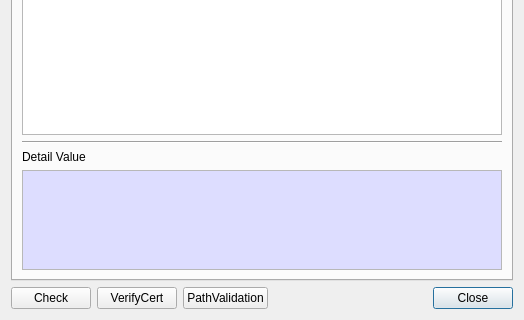
Before: the Qt Designer form CertMan/cert_info_dlg.ui in jykim74/CertMan, drawn with Qt 5; both pictures show x 0 to 524 and y 226 to 546 of the 524 by 546 pixel window.
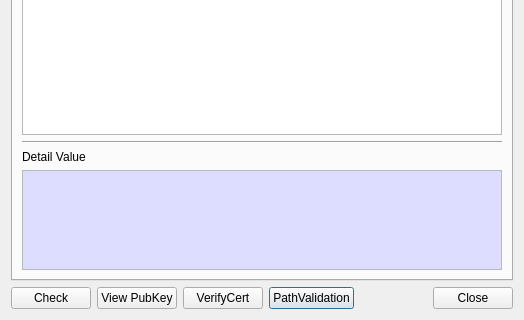
After: the same form once the commit is applied.

```diff
--- a/CertMan/cert_info_dlg.ui
+++ b/CertMan/cert_info_dlg.ui
@@ -307,14 +307,14 @@
      <property name="topMargin">
       <number>0</number>
      </property>
-     <item row="0" column="4">
-      <widget class="QPushButton" name="mCloseBtn">
+     <item row="0" column="3">
+      <widget class="QPushButton" name="mPathValidationBtn">
        <property name="text">
-        <string>Close</string>
+        <string>PathValidation</string>
        </property>
       </widget>
      </item>
-     <item row="0" column="1">
+     <item row="0" column="2">
       <widget class="QPushButton" name="mVerifyCertBtn">
        <property name="text">
         <string>VerifyCert</string>
@@ -328,7 +328,14 @@
        </property>
       </widget>
      </item>
-     <item row="0" column="3">
+     <item row="0" column="5">
+      <widget class="QPushButton" name="mCloseBtn">
+       <property name="text">
+        <string>Close</string>
+       </property>
+      </widget>
+     </item>
+     <item row="0" column="4">
       <spacer name="horizontalSpacer">
        <property name="orientation">
         <enum>Qt::Horizontal</enum>
@@ -341,10 +348,10 @@
        </property>
       </spacer>
      </item>
-     <item row="0" column="2">
-      <widget class="QPushButton" name="mPathValidationBtn">
+     <item row="0" column="1">
+      <widget class="QPushButton" name="mViewPubKeyBtn">
        <property name="text">
-        <string>PathValidation</string>
+        <string>View PubKey</string>
        </property>
       </widget>
      </item>
```
Left out of the diff: 3 changed lines with no effect on the pictures.
